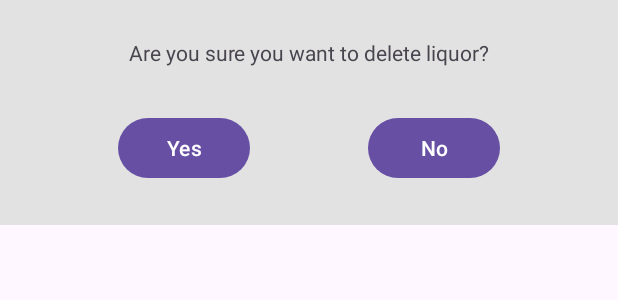
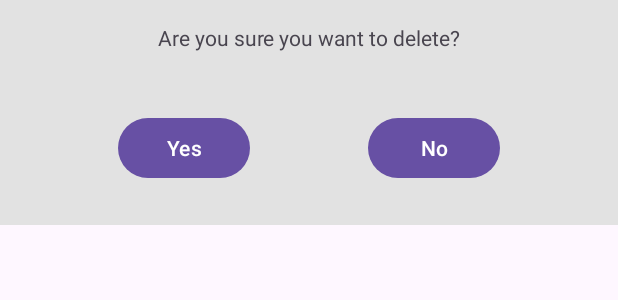
Before and after one commit to thpliakis/LiquorStock, an Android app: the layout dlt_confirmation_popup.xml on its own in the app's theme, with its tools: preview values and no code run, on a phone screen of 412 x 824 dp. Shown: the top 300 px of the screen. Run offline under Robolectric (Android 15) with nearby library versions, the phone set to English and light mode, and no system bars.

Commit message:
Refresh listView when an item is added or deleted works, next more attributes functionalities

```diff
--- a/app/src/main/java/com/adital/liquorstock/LiquorActivity.java
+++ b/app/src/main/java/com/adital/liquorstock/LiquorActivity.java
@@ -77,6 +77,7 @@ public class LiquorActivity extends AppCompatActivity {
             public void onItemClick(AdapterView<?> adapterView, View view, int i, long l) {
                 //showPopupWindowListItem(adapter.getItem(i).getId());
                 showPopupWindowListItem(i);
+                //liquorslistLW.invalidateViews();
                 //showLiqueursOnListView(LiquorActivity.this);
             }
         });
@@ -90,13 +91,14 @@ public class LiquorActivity extends AppCompatActivity {
                 try {
                     //Toast.makeText(LiquorActivity.this, liquorType, Toast.LENGTH_LONG).show();
                     showPopupWindowAddBtn();
+                    //showLiqueursOnListView(LiquorActivity.this);
 
                 }catch (Exception e){
 
                     Toast.makeText(LiquorActivity.this, "something is wrong", Toast.LENGTH_LONG).show();
                 }
                 //showPopupWindowAddBtn();
-                //showLiqueursOnListView(LiquorActivity.this);
+
             }
         });
 
@@ -189,6 +191,7 @@ public class LiquorActivity extends AppCompatActivity {
             @Override
             public void onClick(View view) {
                 dataBaseHelper.deleteLiquor(adapter.getItem(i));
+                showLiqueursOnListView(LiquorActivity.this);
                 popupWindow.dismiss();
             }
         });
@@ -227,6 +230,7 @@ public class LiquorActivity extends AppCompatActivity {
         add.setOnClickListener(view -> {
             // TODO add entry to database
             dataBaseHelper.addLiquorItem(new LiquorModel(edtname.getText().toString(), liquorType));
+            showLiqueursOnListView(LiquorActivity.this);
         });
 
         /*
--- a/app/src/main/res/layout/dlt_confirmation_popup.xml
+++ b/app/src/main/res/layout/dlt_confirmation_popup.xml
@@ -3,7 +3,8 @@
     xmlns:app="http://schemas.android.com/apk/res-auto"
     android:layout_width="match_parent"
     android:layout_height="150dp"
-    android:background="@color/slightgrey">
+    android:background="@color/slightgrey"
+    app:cardCornerRadius="15dp">
 
     <TextView
         android:id="@+id/textView"
@@ -13,26 +14,32 @@
         android:text="@string/confdltquery"
         app:layout_constraintEnd_toEndOf="parent"
         app:layout_constraintStart_toStartOf="parent"
-        app:layout_constraintTop_toTopOf="parent" />
+        app:layout_constraintTop_toTopOf="parent"
+        android:layout_margin="15dp"/>
 
     <Button
         android:id="@+id/yesbtn"
         android:layout_width="wrap_content"
         android:layout_height="wrap_content"
-        android:layout_marginTop="30dp"
+        android:layout_marginTop="40dp"
         android:text="@string/yes"
 
         app:layout_constraintEnd_toStartOf="@+id/nobtn"
         app:layout_constraintStart_toStartOf="parent"
-        app:layout_constraintTop_toBottomOf="@+id/textView" />
+        app:layout_constraintTop_toBottomOf="@+id/textView"
+        android:layout_marginBottom="40dp"
+
+        />
 
     <Button
         android:id="@+id/nobtn"
         android:layout_width="wrap_content"
         android:layout_height="wrap_content"
-        android:layout_marginTop="30dp"
+        android:layout_marginTop="40dp"
+        android:layout_marginBottom="40dp"
         android:text="@string/no"
         app:layout_constraintEnd_toEndOf="parent"
         app:layout_constraintStart_toEndOf="@id/yesbtn"
-        app:layout_constraintTop_toBottomOf="@+id/textView" />
+        app:layout_constraintTop_toBottomOf="@+id/textView"
+        />
 </androidx.constraintlayout.widget.ConstraintLayout>
--- a/app/src/main/res/values/strings.xml
+++ b/app/src/main/res/values/strings.xml
@@ -2,7 +2,7 @@
     <string name="app_name">LiquorStock</string>
     <string name="liquorName">Name</string>
     <string name="LiquorQuantity">Quantity</string>
-    <string name="confdltquery">Are you sure you want to delete liquor?</string>
+    <string name="confdltquery">Are you sure you want to delete?</string>
     <string name="yes">Yes</string>
     <string name="no">No</string>
     <string name="maxStock">Maximum Stock</string>
```
